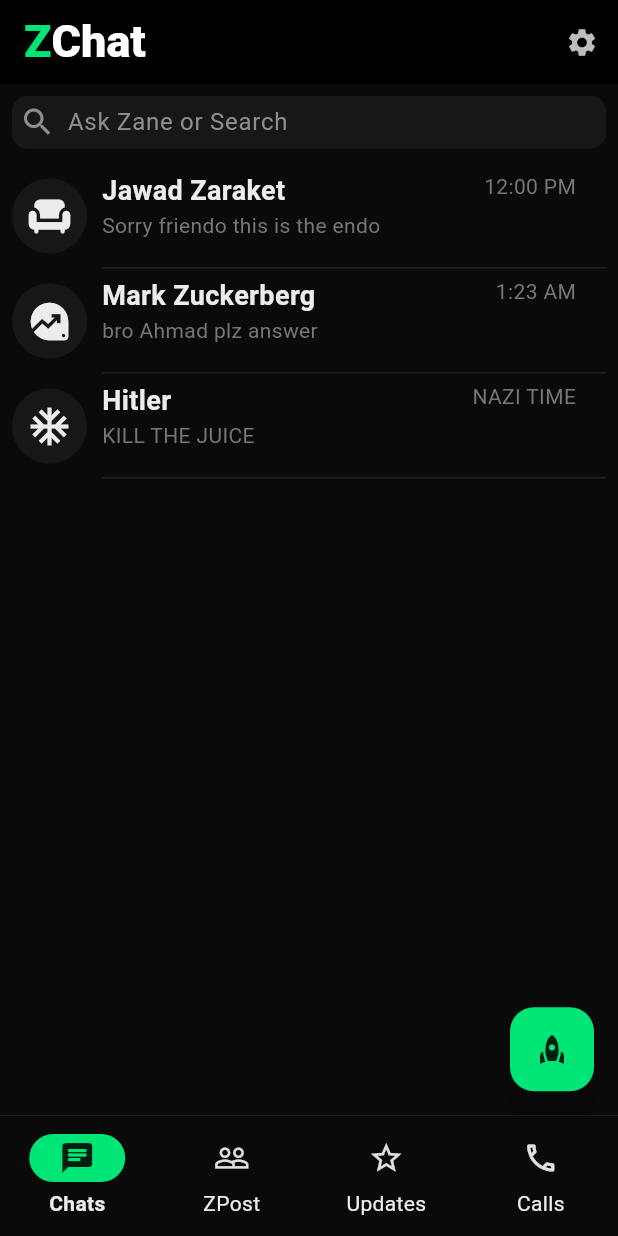
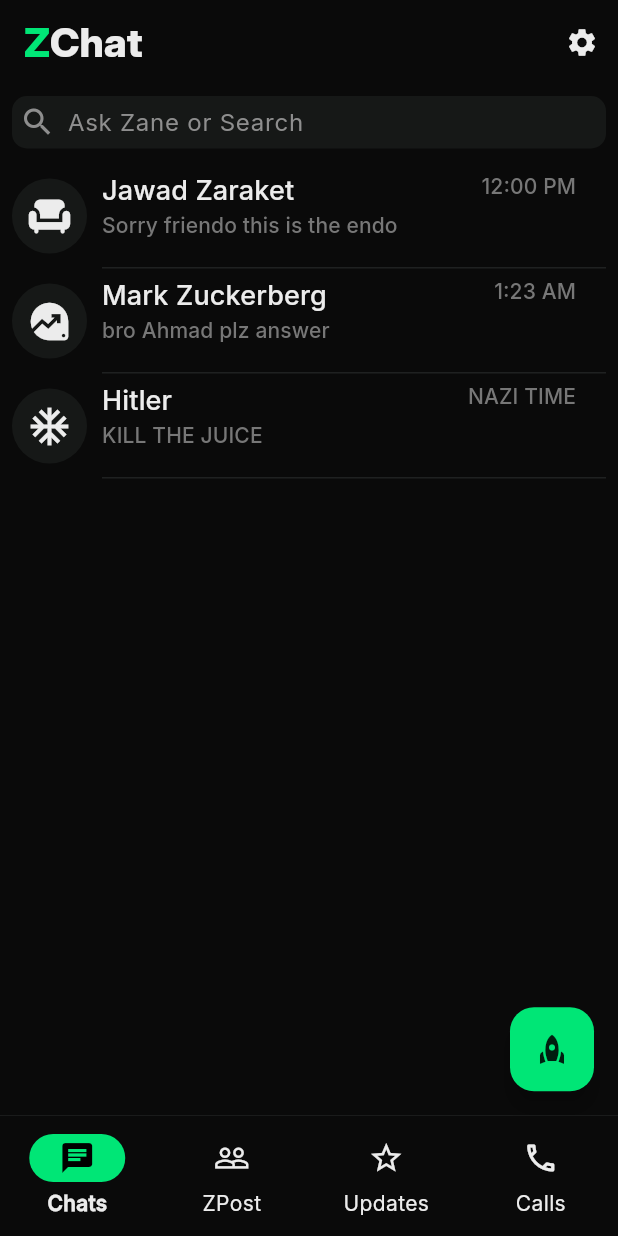
Before and after one commit to EmerladsNine/ZChat, a Flutter app: the screen it shows after launch, on a phone screen of 412 x 824 dp. Run offline on Flutter 3.47's test engine with Material 3 defaults, Android fonts, the phone set to English and light mode, and no system bars.

Commit message:
better organization

```diff
--- a/lib/views/data/colors.dart
+++ b/lib/views/data/colors.dart
@@ -14,3 +14,6 @@ const Color cardsColor = Color.fromRGBO(22, 24, 23, 1);
 const Color settingsTextColor = Color.fromRGBO(209, 211, 210, 1);
 const Color settingsProfileNameTextColor = Color.fromRGBO(237, 239, 238, 1);
 const Color settingsProfileDescriptionTextColor = Color.fromRGBO(158, 158, 158, 1);
+
+const Color selectedPageIconColor = Color.fromRGBO(0, 0, 0, 1);
+const Color iconDefaultColor = Color.fromRGBO(236, 236, 236, 1);
--- a/lib/views/data/text_styles.dart
+++ b/lib/views/data/text_styles.dart
@@ -2,11 +2,37 @@ import 'package:flutter/material.dart';
 import 'colors.dart';
 
 const TextStyle appBarPrimaryTextStyle = TextStyle(
-    fontSize: 30,
-    fontWeight: FontWeight.w900,
-    color: Colors.white);
+    fontSize: 27,
+    fontWeight: FontWeight.w800,
+    color: primaryColor,
+    fontFamily: 'InterDisplay');
 
 const TextStyle appBarSecondaryTextStyle = TextStyle(
-    fontSize: 30,
-    fontWeight: FontWeight.w900,
-    color: secondaryColor);
+    fontSize: 27,
+    fontWeight: FontWeight.w800,
+    color: secondaryColor,
+    fontFamily: 'InterDisplay');
+
+const TextStyle hintTextStyle = TextStyle(
+    color: hintColor,
+    fontFamily: 'Inter');
+
+const TextStyle settingsProfileNameTextStyle = TextStyle(
+    fontSize: 18.0,
+    fontWeight: FontWeight.w400,
+    color: settingsProfileNameTextColor,
+    fontFamily: 'Inter');
+
+const TextStyle settingsProfileDescriptionTextStyle =  TextStyle(
+    color: settingsProfileDescriptionTextColor,
+    fontFamily: 'Inter');
+
+const TextStyle chatCardNameTextStyle =  TextStyle(
+    color: primaryColor,
+    fontWeight: FontWeight.w600,
+    fontSize: 18,
+    fontFamily: 'Inter');
+
+const TextStyle chatCardMessageDetailsTextStyle =  TextStyle(
+    color: smallerTextColor,
+    fontFamily: 'Inter');
--- a/lib/views/widgets/chat_card_widget.dart
+++ b/lib/views/widgets/chat_card_widget.dart
@@ -1,6 +1,7 @@
 import 'package:flutter/material.dart';
 import 'package:zchat/views/data/colors.dart';
-import 'package:zchat/views/pages/chat_messages_page.dart';
+
+import '../data/text_styles.dart';
 
 class ChatCardWidget extends StatelessWidget {
   const ChatCardWidget({
@@ -10,6 +11,7 @@ class ChatCardWidget extends StatelessWidget {
     this.timeStamp = '12:00 PM',
     this.message = 'Sorry friendo this is the endo'
   });
+
   final IconData cardIcon;
   final String chatName;
   final String message;
@@ -17,21 +19,15 @@ class ChatCardWidget extends StatelessWidget {
 
   @override
   Widget build(BuildContext context) {
-    return InkWell(
-      onTap: () async {
-        await Future.delayed(Duration(milliseconds: 300), () {
-          if(!context.mounted) return;
-          Navigator.push(
-            context,
-            MaterialPageRoute(
-              builder: (context) {
-                return ChatMessagesPage();
-              },
-            ),
-          );
-        });
-      },
-      borderRadius: BorderRadius.circular(5.0),
+    return TextButton(
+      onPressed: () {},
+      style: ButtonStyle(
+        padding: WidgetStatePropertyAll(EdgeInsets.all(0)),
+        foregroundColor: WidgetStateProperty.all(Colors.grey.shade700),
+        shape: WidgetStateProperty.all(
+          RoundedRectangleBorder(borderRadius: BorderRadius.circular(5.0)),
+        ),
+      ),
       child: Row(
         spacing: 10,
         children: [
@@ -62,20 +58,13 @@ class ChatCardWidget extends StatelessWidget {
                       children: [
                         Text(
                           chatName,
-                          style: TextStyle(
-                            color: primaryColor,
-                            fontWeight: FontWeight.w600,
-                            fontSize: 18,
-                          ),
+                          style: chatCardNameTextStyle,
                         ),
-                        Text(
-                          message,
-                          style: TextStyle(color: smallerTextColor),
-                        ),
+                        Text(message, style:chatCardMessageDetailsTextStyle),
                       ],
                     ),
                   ),
-                  Text(timeStamp, style: TextStyle(color: smallerTextColor)),
+                  Text(timeStamp, style: chatCardMessageDetailsTextStyle),
                 ],
               ),
             ),
--- a/lib/views/widgets/chats_page_appbar_widget.dart
+++ b/lib/views/widgets/chats_page_appbar_widget.dart
@@ -1,4 +1,5 @@
 import 'package:flutter/material.dart';
+import 'package:zchat/views/data/colors.dart';
 import 'package:zchat/views/data/text_styles.dart';
 import 'package:zchat/views/pages/settings_page.dart';
 
@@ -14,7 +15,7 @@ class ChatsPageAppbarWidget extends StatelessWidget {
           Text('Chat', style: appBarPrimaryTextStyle),
         ],
       ),
-      backgroundColor: Colors.black,
+      backgroundColor: backgroundColor,
       actions: [
         IconButton(
           onPressed: () { Navigator.push(
@@ -23,7 +24,7 @@ class ChatsPageAppbarWidget extends StatelessWidget {
             },
           icon: Icon(
             Icons.settings,
-            color: Colors.grey.shade400,
+            color: iconDefaultColor,
             size: 22,
           ),
           tooltip: 'Settings',
--- a/lib/views/widgets/navbar_icon_widget.dart
+++ b/lib/views/widgets/navbar_icon_widget.dart
@@ -1,5 +1,7 @@
 import 'package:flutter/material.dart';
 import 'package:zchat/views/data/notifiers.dart';
+
+import '../data/colors.dart';
 
 class NavbarIconWidget extends StatelessWidget{
   const NavbarIconWidget({
@@ -20,8 +22,8 @@ class NavbarIconWidget extends StatelessWidget{
         valueListenable: selectedPageNotifier,
         builder: (context, selectedPage, child) {
           return NavigationDestination(
-            selectedIcon: Icon(selectedIcon,color: Colors.black87,),// color: Color.fromARGB(225, 214, 252, 210)),
-            icon: Icon(unselectedIcon, color: Colors.grey.shade300),
+            selectedIcon: Icon(selectedIcon, color: selectedPageIconColor,),// color: Color.fromARGB(225, 214, 252, 210)),
+            icon: Icon(unselectedIcon, color: iconDefaultColor),
             label: label,
           );
         });
--- a/lib/views/widgets/navbar_widget.dart
+++ b/lib/views/widgets/navbar_widget.dart
@@ -31,9 +31,9 @@ class NavbarWidget extends StatelessWidget {
             labelTextStyle: WidgetStateProperty.resolveWith<TextStyle?>(
                   (states) {
                     if (states.contains(WidgetState.selected)) {
-                      return TextStyle(color: primaryColor, fontWeight: FontWeight.bold);
+                      return TextStyle(color: primaryColor, fontWeight: FontWeight.bold, fontFamily: 'Inter');
                     }
-                    return TextStyle(color: primaryColor);
+                    return TextStyle(color: primaryColor, fontFamily: 'Inter');
                     },
             ),
             onDestinationSelected: (val)  {
--- a/lib/views/widgets/profile_widget.dart
+++ b/lib/views/widgets/profile_widget.dart
@@ -1,5 +1,7 @@
 import 'package:flutter/material.dart';
 import 'package:zchat/views/data/colors.dart';
+
+import '../data/text_styles.dart';
 
 class ProfileWidget extends StatelessWidget{
   const ProfileWidget({
@@ -36,8 +38,8 @@ class ProfileWidget extends StatelessWidget{
           Column(
             crossAxisAlignment: CrossAxisAlignment.start,
             children: [
-              Text(name, style: TextStyle(fontSize: 18.0, fontWeight: FontWeight.w400, color: settingsProfileNameTextColor),),
-              Text(description , style: TextStyle(color: settingsProfileDescriptionTextColor),)
+              Text(name, style: settingsProfileNameTextStyle),
+              Text(description , style: settingsProfileDescriptionTextStyle)
             ],
           )
         ],
--- a/lib/views/widgets/search_bar_widget.dart
+++ b/lib/views/widgets/search_bar_widget.dart
@@ -1,6 +1,7 @@
 import 'package:flutter/material.dart';
 
 import '../data/colors.dart';
+import '../data/text_styles.dart';
 
 class SearchBarWidget extends StatelessWidget{
   const SearchBarWidget({
@@ -31,7 +32,7 @@ class SearchBarWidget extends StatelessWidget{
               decoration: InputDecoration(
                 isDense: true,
                 hintText: text,
-                hintStyle: TextStyle(color: hintColor),
+                hintStyle: hintTextStyle,
                 border: InputBorder.none,
               ),
             ),
```
Also changed, not shown: pubspec.lock.
